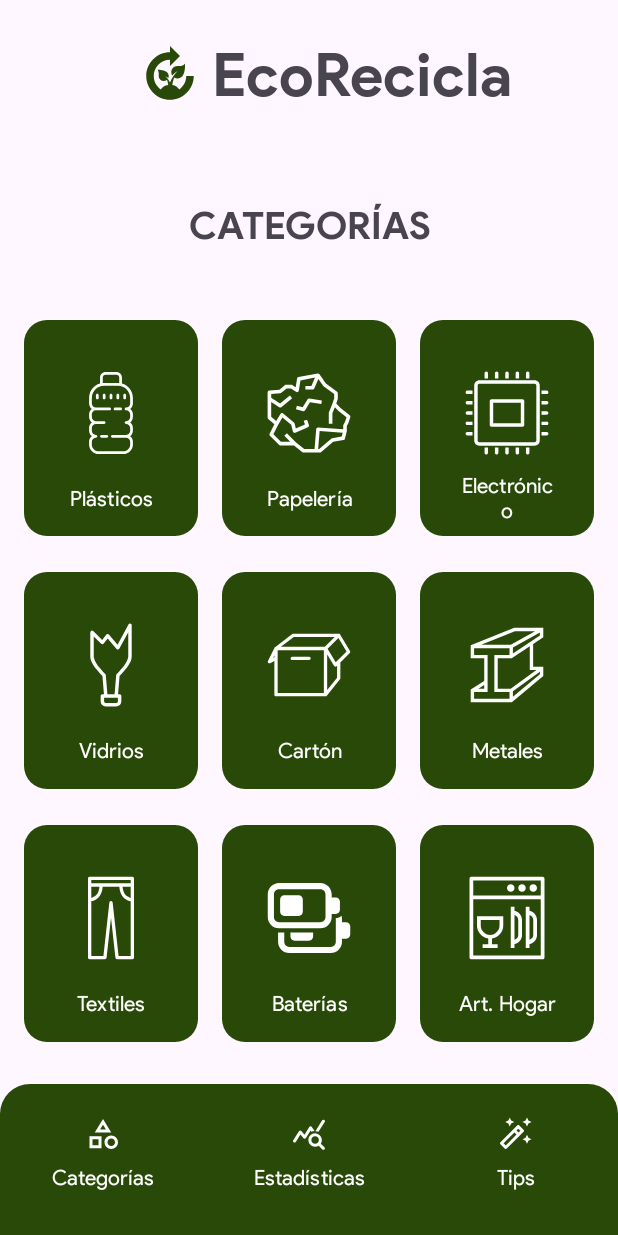
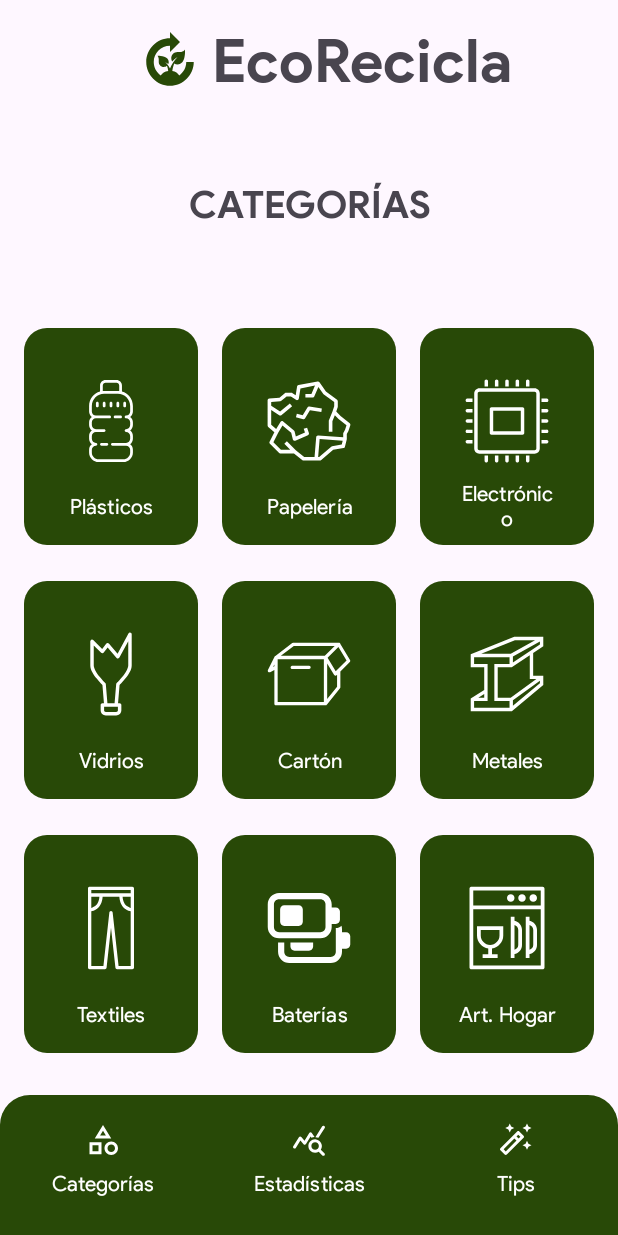
Before and after one commit to AndresFDev/EcoRecicla, an Android app: the CategoriesActivity screen opened directly, with no data from a screen before it, on a phone screen of 412 x 824 dp. Run offline under Robolectric (Android 15) with nearby library versions, the light colour scheme and no system bars.

Commit message:
Update fix categories

```diff
--- a/app/src/main/res/layout/activity_categories.xml
+++ b/app/src/main/res/layout/activity_categories.xml
@@ -11,37 +11,29 @@
         android:id="@+id/tv_title"
         layout="@layout/app_logo"
         android:layout_width="match_parent"
-        android:layout_height="0dp"
-        android:layout_weight="1"
-        app:layout_constraintTop_toTopOf="parent" />
+        android:layout_height="wrap_content"/>
 
     <com.google.android.material.textview.MaterialTextView
         android:id="@+id/tv_category"
         android:layout_width="match_parent"
         android:layout_height="0dp"
-        android:layout_weight="1"
+        android:layout_weight="1.5"
         android:fontFamily="@font/product_sans_bold"
         android:gravity="center"
         android:text="Categorías"
         android:textAlignment="center"
         android:textAllCaps="true"
-        android:textSize="25sp"
-        app:layout_constraintBottom_toTopOf="@id/gl_categories"
-        app:layout_constraintTop_toBottomOf="@id/tv_title" />
+        android:textSize="25sp"/>
 
     <GridLayout
         android:id="@+id/gl_categories"
         android:layout_width="match_parent"
         android:layout_height="0dp"
         android:layout_marginHorizontal="8dp"
-        android:layout_marginBottom="16dp"
-        android:layout_weight="5"
+        android:layout_marginVertical="16dp"
+        android:layout_weight="7"
         android:columnCount="3"
-        android:rowCount="3"
-        app:layout_constraintBottom_toBottomOf="parent"
-        app:layout_constraintEnd_toEndOf="parent"
-        app:layout_constraintStart_toStartOf="parent"
-        app:layout_constraintTop_toTopOf="parent">
+        android:rowCount="3">
 
         <com.google.android.material.button.MaterialButton
             android:id="@+id/btn_plastic"
@@ -121,8 +113,6 @@
         android:id="@+id/menu"
         layout="@layout/nav_menu"
         android:layout_width="match_parent"
-        android:layout_height="0dp"
-        android:layout_weight="1"
-        app:layout_constraintBottom_toBottomOf="parent" />
+        android:layout_height="wrap_content"/>
 
 </LinearLayout>
```
